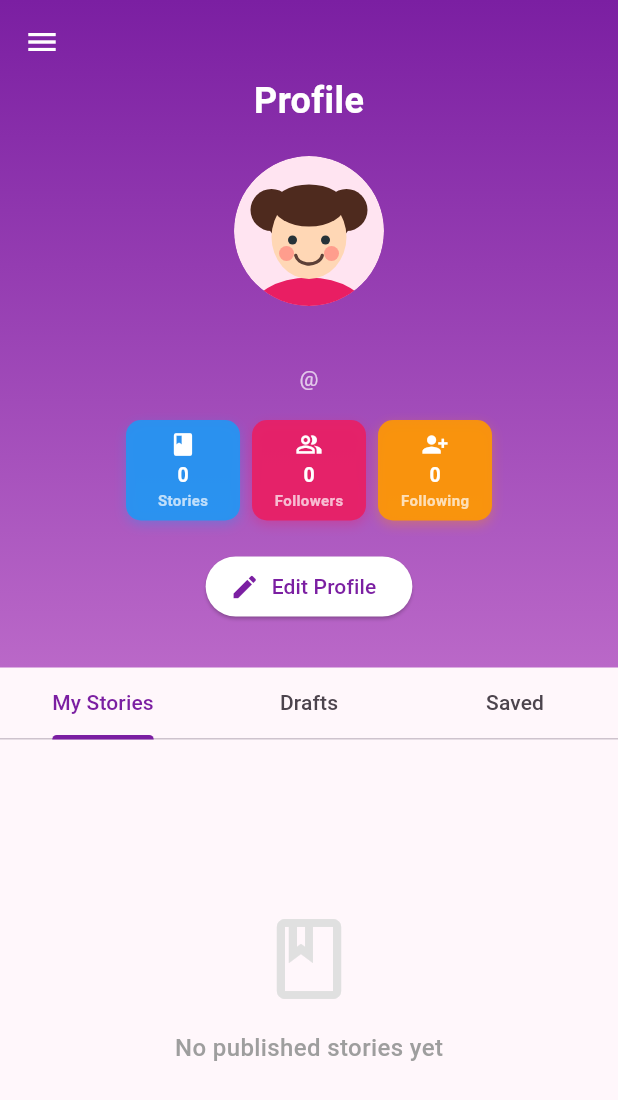
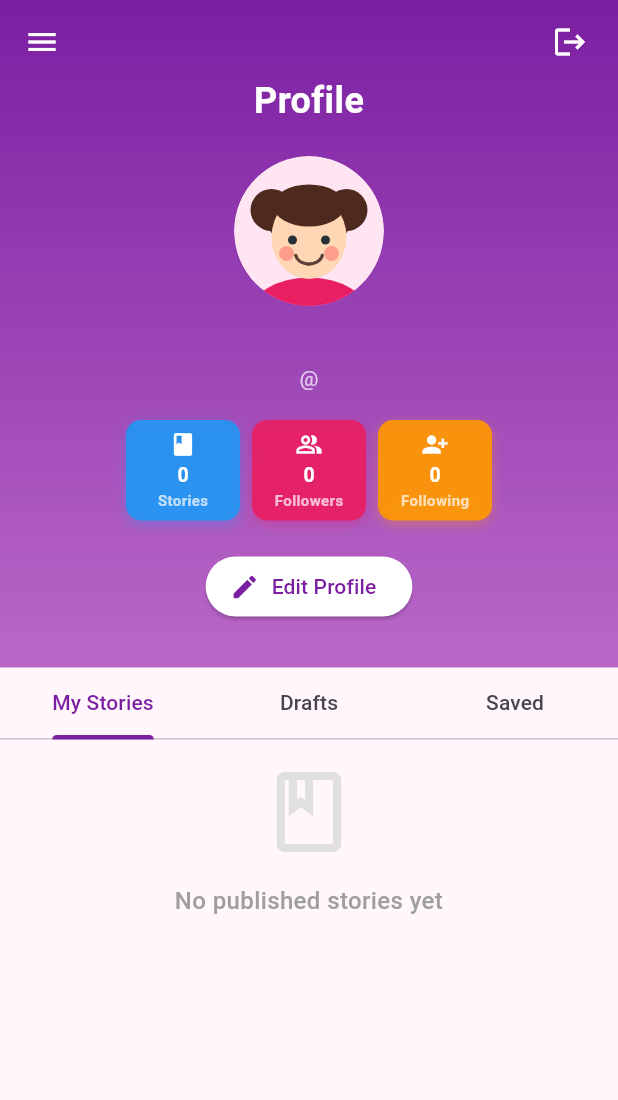
Before and after one commit to Ayeshafayyazz/PixiePen, a Flutter app: the ProfileScreen screen opened by its route, on a phone screen of 412 x 824 dp. Shown: the top 1100 px of the screen. Run offline on Flutter 3.47's test engine with Material 3 defaults, Android fonts, the phone set to English and light mode, and no system bars; our stand-ins replace animated_text_kit, cloud_firestore, confetti, firebase_auth, firebase_core, firebase_storage and 12 more; missing offline and left inert: dart:html, flutter_quill; accounts and stored records are empty; Roboto replaces fonts that are missing (Poppins); project files that could hold a hidden picture were left out.

Commit message:
feat(profile): add logout button and improve empty stories state
- Add logout button to profile screen app bar for quick access
- Wrap empty stories list in SingleChildScrollView to prevent overflow
- Add text truncation and center alignment for empty state message
- Improves UX for small screens with long text

```diff
--- a/lib/screens/profile_screen.dart
+++ b/lib/screens/profile_screen.dart
@@ -684,6 +684,16 @@ class _ProfileScreenState extends State<ProfileScreen> {
       backgroundColor: Colors.transparent,
       elevation: 0,
       iconTheme: const IconThemeData(color: Colors.white),
+      actions: [
+        Padding(
+          padding: const EdgeInsets.only(right: 8),
+          child: IconButton(
+            tooltip: 'Logout',
+            icon: const Icon(Icons.logout, color: Colors.white),
+            onPressed: _logout,
+          ),
+        ),
+      ],
     );
   }
 
@@ -3030,14 +3040,20 @@ class _StoriesTabState extends State<_StoriesTab> {
                 _storySortDate(a.data()),
               ));
         if (stories.isEmpty) {
-          return Center(
+          return SingleChildScrollView(
+            padding: const EdgeInsets.all(16),
+            child: Center(
               child: Column(
                 mainAxisAlignment: MainAxisAlignment.center,
+                mainAxisSize: MainAxisSize.min,
                 children: [
                   Icon(Icons.book_outlined, size: 64, color: Colors.grey[300]),
                   const SizedBox(height: 16),
                   Text(
                     'No ${widget.status} stories yet',
+                    textAlign: TextAlign.center,
+                    maxLines: 2,
+                    overflow: TextOverflow.ellipsis,
                     style: const TextStyle(
                       fontSize: 16,
                       color: Colors.grey,
@@ -3045,6 +3061,7 @@ class _StoriesTabState extends State<_StoriesTab> {
                     ),
                   ),
                 ],
+              ),
             ),
           );
         }
```
Lines whose indentation alone changed are shown as unchanged.
